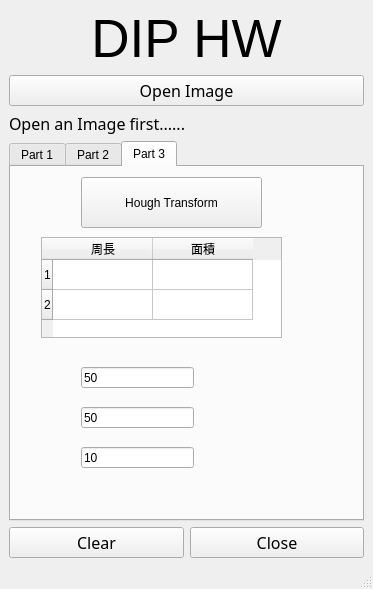
Above: HW6/B06611008_HW6/code/diphw.ui from tohow06/2021FallDIP before the change. Below: the same form after it.
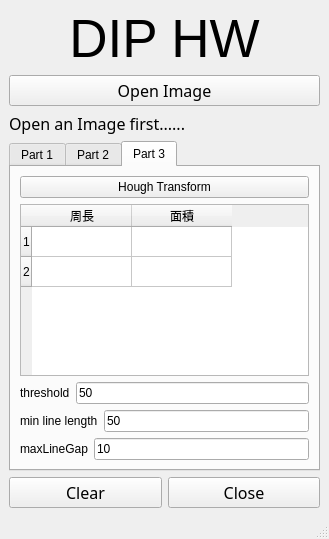
That is the form after the change. The open tabs and pages were chosen to show the change.

Patch:
```diff
--- a/HW6/B06611008_HW6/code/diphw.ui
+++ b/HW6/B06611008_HW6/code/diphw.ui
@@ -9,8 +9,8 @@
    <rect>
     <x>0</x>
     <y>0</y>
-    <width>373</width>
-    <height>589</height>
+    <width>329</width>
+    <height>539</height>
    </rect>
   </property>
   <property name="sizePolicy">
@@ -384,27 +384,27 @@
        <attribute name="title">
         <string>Part 3</string>
        </attribute>
+       <layout class="QVBoxLayout" name="verticalLayout_4">
+        <item>
        <widget class="QPushButton" name="houghButton">
-        <property name="geometry">
-         <rect>
-          <x>70</x>
-          <y>10</y>
-          <width>181</width>
-          <height>51</height>
-         </rect>
+          <property name="sizePolicy">
+           <sizepolicy hsizetype="Minimum" vsizetype="Preferred">
+            <horstretch>0</horstretch>
+            <verstretch>0</verstretch>
+           </sizepolicy>
         </property>
         <property name="text">
          <string>Hough Transform</string>
         </property>
        </widget>
+        </item>
+        <item>
        <widget class="QTableWidget" name="tableWidget">
-        <property name="geometry">
-         <rect>
-          <x>30</x>
-          <y>70</y>
-          <width>241</width>
-          <height>101</height>
-         </rect>
+          <property name="sizePolicy">
+           <sizepolicy hsizetype="Preferred" vsizetype="Preferred">
+            <horstretch>0</horstretch>
+            <verstretch>0</verstretch>
+           </sizepolicy>
         </property>
         <row>
          <property name="text">
@@ -427,15 +427,18 @@
          </property>
         </column>
        </widget>
+        </item>
+        <item>
+         <layout class="QHBoxLayout" name="horizontalLayout_6">
+          <item>
+           <widget class="QLabel" name="label_4">
+            <property name="text">
+             <string>threshold</string>
+            </property>
+           </widget>
+          </item>
+          <item>
        <widget class="QLineEdit" name="threshold_lineEdit">
-        <property name="geometry">
-         <rect>
-          <x>70</x>
-          <y>200</y>
-          <width>113</width>
-          <height>21</height>
-         </rect>
-        </property>
         <property name="inputMask">
          <string/>
         </property>
@@ -443,32 +446,46 @@
          <string>50</string>
         </property>
        </widget>
+          </item>
+         </layout>
+        </item>
+        <item>
+         <layout class="QHBoxLayout" name="horizontalLayout_7">
+          <item>
+           <widget class="QLabel" name="label_5">
+            <property name="text">
+             <string>min line length</string>
+            </property>
+           </widget>
+          </item>
+          <item>
        <widget class="QLineEdit" name="minLineLength_lineEdit">
-        <property name="geometry">
-         <rect>
-          <x>70</x>
-          <y>240</y>
-          <width>113</width>
-          <height>21</height>
-         </rect>
-        </property>
         <property name="text">
          <string>50</string>
         </property>
        </widget>
+          </item>
+         </layout>
+        </item>
+        <item>
+         <layout class="QHBoxLayout" name="horizontalLayout_8">
+          <item>
+           <widget class="QLabel" name="label_6">
+            <property name="text">
+             <string>maxLineGap</string>
+            </property>
+           </widget>
+          </item>
+          <item>
        <widget class="QLineEdit" name="maxLineGap_lineEdit">
-        <property name="geometry">
-         <rect>
-          <x>70</x>
-          <y>280</y>
-          <width>113</width>
-          <height>21</height>
-         </rect>
-        </property>
         <property name="text">
          <string>10</string>
         </property>
        </widget>
+          </item>
+         </layout>
+        </item>
+       </layout>
       </widget>
      </widget>
     </item>
```
Left out of the diff: 102 changed lines with no effect on the pictures. Lines whose indentation alone changed are shown as unchanged.
